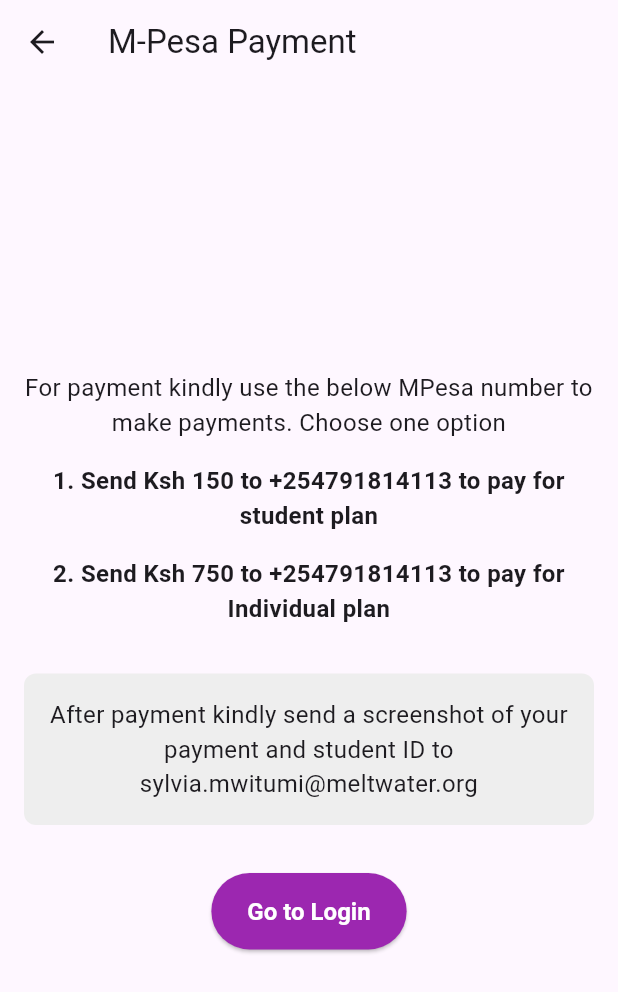
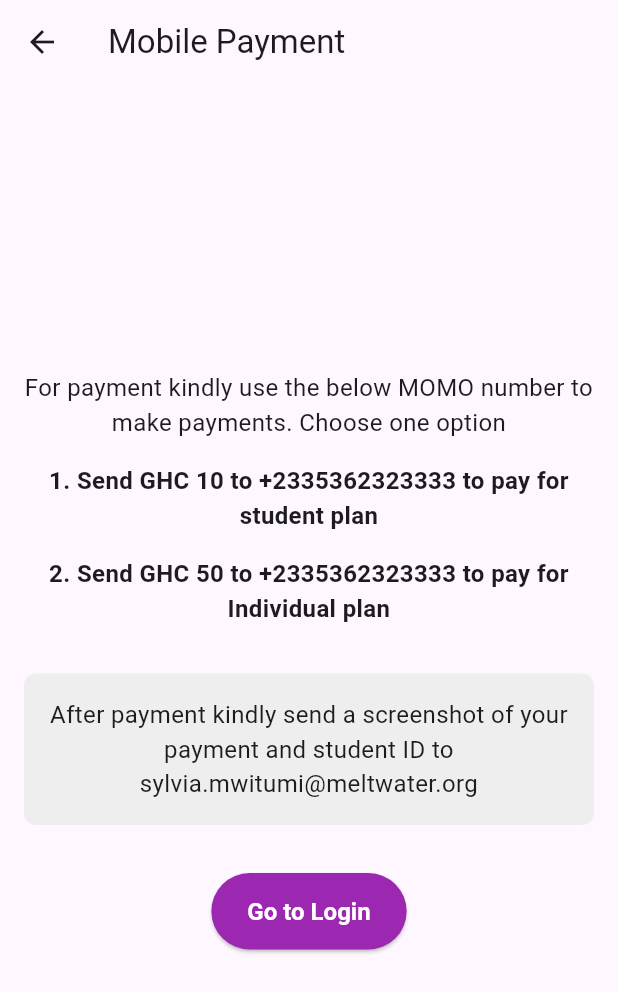
Before and after one commit to Supernova-HQ/yousafe_production, a Flutter app: the MPesaPaymentPage screen opened by its route, on a phone screen of 412 x 824 dp. Shown: the top 992 px of the screen. Run offline on Flutter 3.47's test engine with Material 3 defaults, Android fonts, the phone set to English and light mode, and no system bars; our stand-ins replace contacts_service, flutter_secure_storage, google_maps_flutter, google_sign_in, location, lottie and 2 more; missing offline and left inert: flutter_background, flutter_inappwebview, shake; accounts and stored records are empty.

Commit message:
fixed sms 405 error (get to post)

```diff
--- a/lib/screens/pages/mpesa_payment.dart
+++ b/lib/screens/pages/mpesa_payment.dart
@@ -5,7 +5,7 @@
   Widget build(BuildContext context) {
     return Scaffold(
       appBar: AppBar(
-        title: Text('M-Pesa Payment'),
+        title: Text('Mobile Payment'),
       ),
       body: Padding(
         padding: const EdgeInsets.all(16.0),
@@ -13,13 +13,13 @@
           mainAxisAlignment: MainAxisAlignment.center,
           children: [
             Text(
-              'For payment kindly use the below MPesa number to make payments. Choose one option',
+              'For payment kindly use the below MOMO number to make payments. Choose one option',
               textAlign: TextAlign.center,
               style: TextStyle(fontSize: 16.0),
             ),
             SizedBox(height: 16.0),
             Text(
-              '1. Send Ksh 150 to +254791814113 to pay for student plan',
+              '1. Send GHC 10 to +2335362323333 to pay for student plan',
               textAlign: TextAlign.center,
               style: TextStyle(
                 fontSize: 16.0,
@@ -28,7 +28,7 @@
             ),
             SizedBox(height: 16.0),
             Text(
-              '2. Send Ksh 750 to +254791814113 to pay for Individual plan',
+              '2. Send GHC 50 to +2335362323333 to pay for Individual plan',
               textAlign: TextAlign.center,
               style: TextStyle(
                 fontSize: 16.0,
--- a/lib/screens/pages/payments_page.dart
+++ b/lib/screens/pages/payments_page.dart
@@ -45,7 +45,7 @@
               },
               child: _buildSubscriptionOption(
                 'Student Plan',
-                '\For Ksh 150.00/ month, this plan includes SOS Button,add upto 5 Emergency contacts and live location sharing',
+                '\For GHC 12.00/ month, this plan includes SOS Button,add upto 5 Emergency contacts and live location sharing',
                 '',
                 _selectedSubscription == 'Annual - 2 Months free'
                     ? Colors.purple[100]!
@@ -61,7 +61,7 @@
               },
               child: _buildSubscriptionOption(
                 'Individual User Plan',
-                '\Ksh 750.00/ month, this plan includes SOS Button,add upto 5 Emergency contacts and live location sharing and Trauma counselling',
+                '\GHC 50.00/ month, this plan includes SOS Button,add upto 5 Emergency contacts and live location sharing and Trauma counselling',
                 'Free Counselling',
                 _selectedSubscription == 'Monthly - 2 weeks free'
                     ? Colors.purple[100]!
--- a/lib/screens/pages/sos_request.dart
+++ b/lib/screens/pages/sos_request.dart
@@ -51,7 +51,7 @@
     final url = Uri.parse('https://supernova-fqn8.onrender.com/api/main/emergency/');
 
     try {
-      final response = await http.get(
+      final response = await http.post(
         url,
         headers: {'Authorization': 'Bearer $accessToken'},
       );
```
